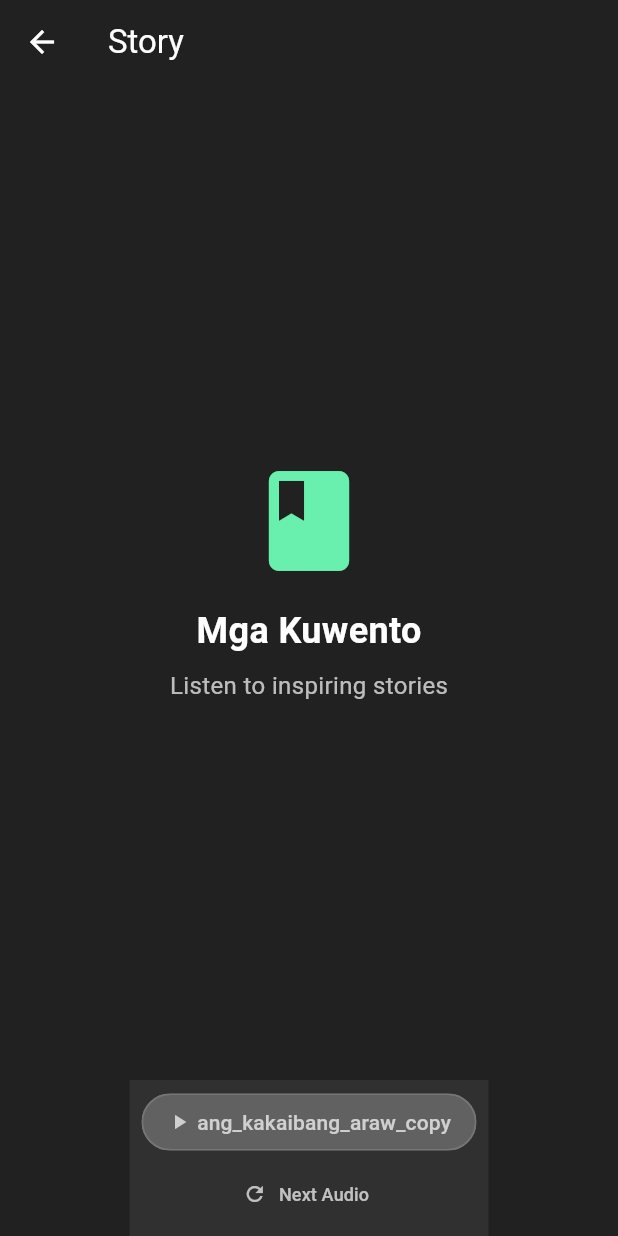
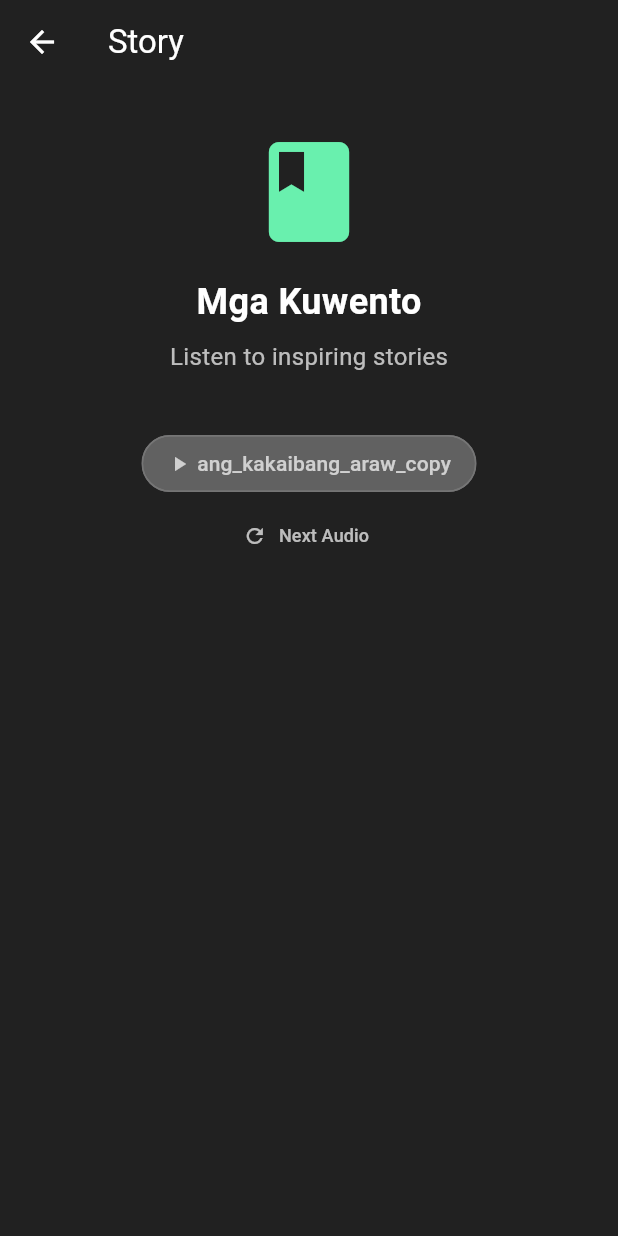
Before and after one commit to billee/podcasts, a Flutter app: the StoryScreen screen opened directly, on a phone screen of 412 x 824 dp. Run offline on Flutter 3.47's test engine with Material 3 defaults, Android fonts, the phone set to English and light mode, and no system bars; our stand-ins replace audioplayers, cloud_firestore, firebase_auth, firebase_core, flutter_dotenv, shared_preferences; accounts and stored records are empty.

Commit message:
center the audio on podcast and story pages

```diff
--- a/lib/screens/story_screen.dart
+++ b/lib/screens/story_screen.dart
@@ -18,16 +18,12 @@ class _StoryScreenState extends State<StoryScreen> {
   @override
   void initState() {
     super.initState();
-    // Set the story audio files when the screen initializes
-    // This will automatically stop any playing podcast audio
     _audioService.stopAudio();
     _audioService.setCurrentAudioFiles(AppAssets.storyAssets);
   }
 
   @override
   void dispose() {
-    // Reset to podcast assets when leaving the story screen
-    // This will automatically stop any playing story audio
     _audioService.stopAudio();
     super.dispose();
   }
@@ -47,12 +43,7 @@ class _StoryScreenState extends State<StoryScreen> {
       ),
       body: Column(
         children: [
-          // Main content area
-          Expanded(
-            child: Center(
-              child: Column(
-                mainAxisAlignment: MainAxisAlignment.center,
-                children: [
+          const SizedBox(height: 32),
           Icon(
             Icons.book,
             size: 80,
@@ -75,15 +66,14 @@ class _StoryScreenState extends State<StoryScreen> {
               color: Colors.white70,
             ),
           ),
-                ],
+          const SizedBox(height: 32),
+          // Centered AudioPlayerWidget
+          Expanded(
+            child: Center(
+              child: AudioPlayerWidget(),
             ),
           ),
-          ),
-          // Audio player widget at the bottom
-          Container(
-            color: Colors.grey[850],
-            child: const AudioPlayerWidget(),
-          ),
+          const SizedBox(height: 32),
         ],
       ),
     );
```
Also changed, not shown: lib/screens/podcast_screen.dart (+11 -12 lines). Lines whose indentation alone changed are shown as unchanged.
